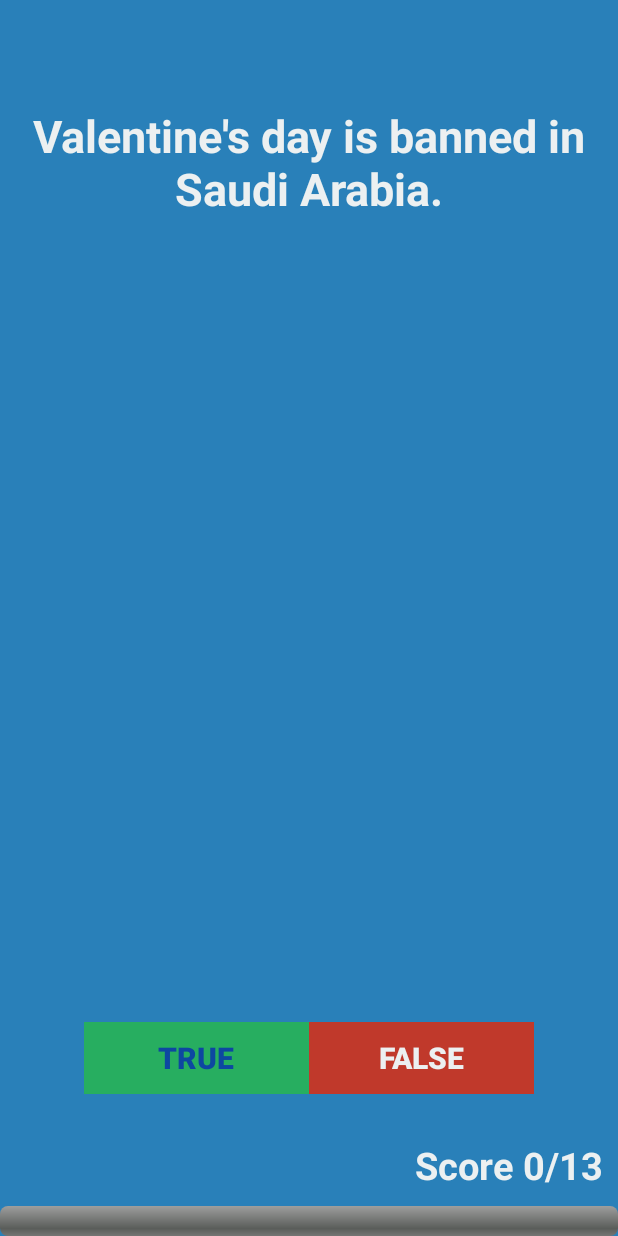
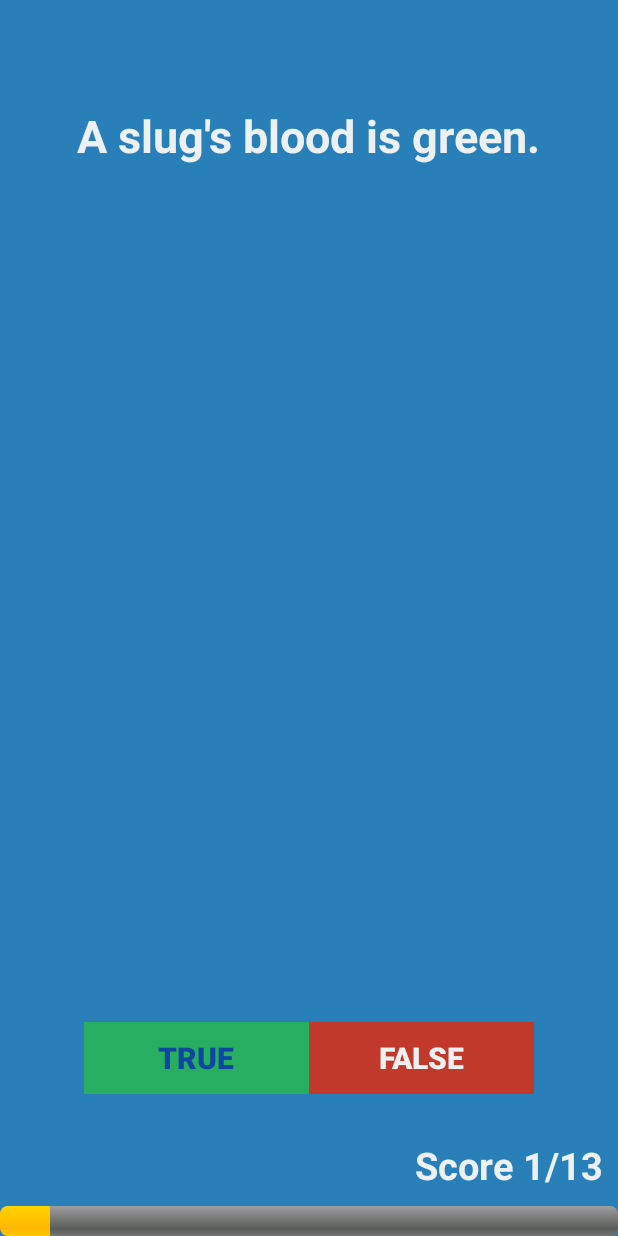
Before and after one commit to hashan-perera/Quizzler-Android-master, an Android app: the screen it shows after launch (MainActivity), after a tap on "TRUE", on a phone screen of 412 x 824 dp. Run offline under Robolectric (Android 15) with nearby library versions, the phone set to English and light mode, and no system bars.

Commit message:
Initial commit

```diff
--- a/app/src/main/java/com/londonappbrewery/quizzler/MainActivity.java
+++ b/app/src/main/java/com/londonappbrewery/quizzler/MainActivity.java
@@ -1,62 +1,131 @@
 package com.londonappbrewery.quizzler;
 
 import android.app.Activity;
+import android.app.AlertDialog;
+import android.content.DialogInterface;
 import android.os.Bundle;
-import android.util.Log;
 import android.view.View;
 import android.widget.Button;
+import android.widget.ProgressBar;
+import android.widget.TextView;
 import android.widget.Toast;
 
+
 public class MainActivity extends Activity {
-
-    // TODO: Declare constants here
 
 
     // TODO: Declare member variables here:
     Button mTrueButton;
     Button mFalseButton;
+    TextView mQuestionTextView;
+    TextView mScoreTextView;
+    ProgressBar mProgressBar;
+
+    int mIndex;
+    int mQuestion;
+    int mScore;
+
 
     // TODO: Uncomment to create question bank
-//    private TrueFalse[] mQuestionBank = new TrueFalse[] {
-//            new TrueFalse(R.string.question_1, true),
-//            new TrueFalse(R.string.question_2, true),
-//            new TrueFalse(R.string.question_3, true),
-//            new TrueFalse(R.string.question_4, true),
-//            new TrueFalse(R.string.question_5, true),
-//            new TrueFalse(R.string.question_6, false),
-//            new TrueFalse(R.string.question_7, true),
-//            new TrueFalse(R.string.question_8, false),
-//            new TrueFalse(R.string.question_9, true),
-//            new TrueFalse(R.string.question_10, true),
-//            new TrueFalse(R.string.question_11, false),
-//            new TrueFalse(R.string.question_12, false),
-//            new TrueFalse(R.string.question_13,true)
-//    };
+    private final TrueFalse[] mQuestionBank = new TrueFalse[]{
+            new TrueFalse(R.string.question_1, true),
+            new TrueFalse(R.string.question_2, true),
+            new TrueFalse(R.string.question_3, true),
+            new TrueFalse(R.string.question_4, true),
+            new TrueFalse(R.string.question_5, true),
+            new TrueFalse(R.string.question_6, false),
+            new TrueFalse(R.string.question_7, true),
+            new TrueFalse(R.string.question_8, false),
+            new TrueFalse(R.string.question_9, true),
+            new TrueFalse(R.string.question_10, true),
+            new TrueFalse(R.string.question_11, false),
+            new TrueFalse(R.string.question_12, false),
+            new TrueFalse(R.string.question_13, true)
+    };
+
+    // TODO: Declare constants here
+    final int PROGRESS_BAR_INCREMENT = (int) Math.ceil(100.0 / mQuestionBank.length);
+
 
     @Override
     protected void onCreate(Bundle savedInstanceState) {
         super.onCreate(savedInstanceState);
         setContentView(R.layout.activity_main);
 
+        if (savedInstanceState != null) {
+            mScore = savedInstanceState.getInt("ScoreKey");
+            mIndex = savedInstanceState.getInt("IndexKey");
+        } else {
+            mScore = 0;
+            mIndex = 0;
+        }
+
         mTrueButton = findViewById(R.id.true_button);
         mFalseButton = findViewById(R.id.false_button);
+        mQuestionTextView = findViewById(R.id.question_text_view);
+        mScoreTextView = findViewById(R.id.score);
+        mProgressBar = findViewById(R.id.progress_bar);
 
-        View.OnClickListener myListner = new View.OnClickListener() {
+        mQuestion = mQuestionBank[mIndex].getmQuestionID();
+        mQuestionTextView.setText(mQuestion);
+        mScoreTextView.setText("Score " + mScore + "/" + mQuestionBank.length);
+
+
+        mTrueButton.setOnClickListener(new View.OnClickListener() {
             @Override
             public void onClick(View view) {
-                Log.d("Quizzler", "True pressed !");
-                Toast.makeText(getApplicationContext(), "True pressed !", Toast.LENGTH_SHORT).show();
+                checkAnswer(true);
+                updateQuestion();
             }
-        };
-
-        mTrueButton.setOnClickListener(myListner);
+        });
         mFalseButton.setOnClickListener(new View.OnClickListener() {
             @Override
             public void onClick(View view) {
-                Log.d("Quizzler", "False pressed !");
-                Toast myToast = Toast.makeText(getApplicationContext(), "False pressed !", Toast.LENGTH_SHORT);
-                myToast.show();
+                checkAnswer(false);
+                updateQuestion();
             }
         });
     }
+
+    private void updateQuestion() {
+        mIndex = (mIndex + 1) % mQuestionBank.length;
+
+        if (mIndex == 0) {
+            AlertDialog.Builder alert = new AlertDialog.Builder(this);
+            alert.setTitle("Game Over");
+            alert.setCancelable(false);
+            alert.setMessage("You scored " + mScore + " points");
+            alert.setPositiveButton("Close Application", new DialogInterface.OnClickListener() {
+                @Override
+                public void onClick(DialogInterface dialogInterface, int i) {
+                    finish();
+                }
+            });
+            alert.show();
+        }
+
+        mQuestion = mQuestionBank[mIndex].getmQuestionID();
+        mQuestionTextView.setText(mQuestion);
+        mProgressBar.incrementProgressBy(PROGRESS_BAR_INCREMENT);
+        mScoreTextView.setText("Score " + mScore + "/" + mQuestionBank.length);
+    }
+
+    private void checkAnswer(boolean userSelection) {
+        boolean correctAnswer = mQuestionBank[mIndex].ismAnswer();
+
+        if (userSelection == correctAnswer) {
+            Toast.makeText(getApplicationContext(), R.string.correct_toast, Toast.LENGTH_SHORT).show();
+            mScore = mScore + 1;
+        } else {
+            Toast.makeText(getApplicationContext(), R.string.incorrect_toast, Toast.LENGTH_SHORT).show();
+        }
+    }
+
+    @Override
+    public void onSaveInstanceState(Bundle outState) {
+        super.onSaveInstanceState(outState);
+
+        outState.putInt("ScoreKey", mScore);
+        outState.putInt("IndexKey", mIndex);
+    }
 }
--- a/app/src/main/res/layout/activity_main.xml
+++ b/app/src/main/res/layout/activity_main.xml
@@ -30,18 +30,18 @@
         android:padding="10dp"/>
 
     <TextView
+        android:id="@+id/question_text_view"
         android:layout_width="wrap_content"
         android:layout_height="wrap_content"
+        android:layout_alignParentTop="true"
         android:layout_centerHorizontal="true"
-        android:layout_alignParentTop="true"
         android:layout_marginTop="50dp"
-        android:id="@+id/question_text_view"
         android:gravity="center"
         android:padding="20dp"
         android:text="@string/question_1"
         android:textColor="@color/colorText"
-        android:textStyle="bold"
-        android:textSize="30sp" />
+        android:textSize="30sp"
+        android:textStyle="bold" />
 
     <LinearLayout
         android:layout_centerHorizontal="true"
```
